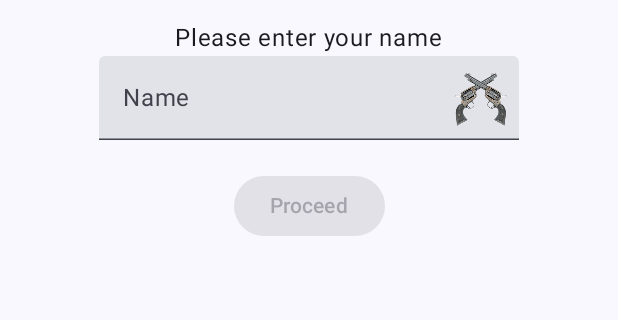
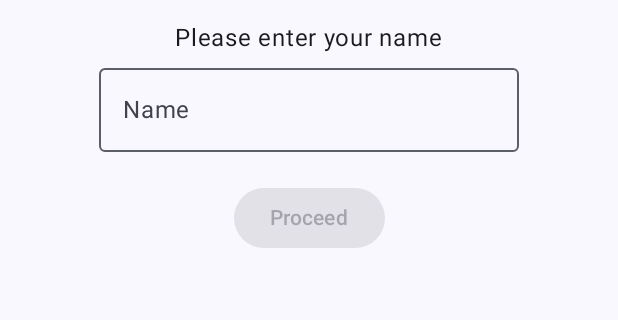
Before and after one commit to Hlebotron/bangdroid, an Android app built with Jetpack Compose: the screen it shows after launch (MainActivity), on a phone screen of 412 x 824 dp, the part 553-873 px from its top. Run offline under Robolectric (Android 15) with nearby library versions, the phone set to English and light mode, and no system bars.

Commit message:
Something
Probably added one extra allowed HTTP address, idk

```diff
--- a/app/build.gradle.kts
+++ b/app/build.gradle.kts
@@ -61,6 +61,7 @@ dependencies {
     implementation(libs.androidx.material3)
     implementation("androidx.compose.material:material-icons-extended")
     implementation("io.ktor:ktor-client-android:3.0.0")
+    implementation(libs.androidx.monitor)
     //implementation("io.ktor:ktor-client-core")
     //implementation("io.ktor:ktor-client-cio")
 
--- a/app/src/main/java/com/sasha/kablam/MainActivity.kt
+++ b/app/src/main/java/com/sasha/kablam/MainActivity.kt
@@ -1,5 +1,6 @@
 package com.sasha.kablam
 
+import android.content.res.Configuration
 import android.os.Bundle
 import android.view.inputmethod.InputConnection
 import androidx.activity.ComponentActivity
@@ -25,8 +26,14 @@ import io.ktor.client.statement.*
 //import io.ktor.client.statement.bodyAsText
 import android.os.Build
 import androidx.annotation.RequiresExtension
+import androidx.compose.animation.core.EaseInOut
+import androidx.compose.animation.core.TweenSpec
+import androidx.compose.animation.core.animateFloat
+import androidx.compose.animation.core.infiniteRepeatable
+import androidx.compose.animation.core.rememberInfiniteTransition
 import androidx.compose.foundation.clickable
 import androidx.compose.foundation.rememberScrollState
+import androidx.compose.foundation.verticalScroll
 import androidx.compose.material.icons.Icons
 import androidx.compose.material.icons.rounded.KeyboardArrowDown
 import androidx.compose.material.icons.rounded.KeyboardArrowUp
@@ -38,6 +45,7 @@ import androidx.compose.runtime.rememberCoroutineScope
 import androidx.compose.runtime.saveable.rememberSaveable
 import androidx.compose.runtime.saveable.Saver
 import androidx.compose.ui.graphics.vector.ImageVector
+import androidx.compose.ui.platform.LocalConfiguration
 import com.sasha.myapplication.ui.theme.BaseTheme
 import io.ktor.client.statement.HttpResponse
 import io.ktor.http.URLProtocol
@@ -63,6 +71,7 @@ class MainActivity : ComponentActivity() {
 @Composable
 fun Content(modifier: Modifier = Modifier) {
     val snackbarHostState = remember { SnackbarHostState() }
+    val config = LocalConfiguration.current
     Scaffold(
     	snackbarHost = {
 		SnackbarHost(hostState = snackbarHostState)
@@ -72,28 +81,81 @@ fun Content(modifier: Modifier = Modifier) {
 	val modifier = Modifier.padding(innerPadding)
 	val scope = rememberCoroutineScope()
 	var name = rememberSaveable { mutableStateOf<String?>(null) }
-	Column(modifier = modifier, verticalArrangement = Arrangement.Center) {
-	    val innerModifier = Modifier.align(Alignment.CenterHorizontally)
+	val innerModifier = Modifier//.align(Alignment.CenterHorizontally)
+	/*OrientationMatch(config = config) {
+		Title(innerModifier)
+		Column(modifier = modifier, verticalArrangement = Arrangement.Center) {
+			if (name.value != null) {
+				ServerInfo(name, snackbarHostState, modifier = innerModifier)
+			} else {
+				Registration(name, modifier = innerModifier)
+			}
+		}
+	}*/
+	/*val spinningTransition = rememberInfiniteTransition(label = "spinningTransition")
+	val degree by spinningTransition.animateFloat(
+		initialValue = 0f,
+		targetValue = 360f,
+		animationSpec = infiniteRepeatable(TweenSpec(500, easing = EaseInOut)),
+		label = "spinningTransition"
+	)*/
+	if (config.orientation == Configuration.ORIENTATION_PORTRAIT) {
+		Column(modifier = modifier.fillMaxWidth(), verticalArrangement = Arrangement.Center) {
+		    //val innerModifier = Modifier.align(Alignment.CenterHorizontally)
+		    Title(innerModifier, true)
+		    Column(modifier = modifier.fillMaxWidth().verticalScroll(rememberScrollState()), verticalArrangement = Arrangement.Center) {
+			if (name.value != null) {
+				ServerInfo(name, snackbarHostState, modifier = innerModifier)
+			} else {
+				Registration(name, modifier = innerModifier)
+			}
+		    }
+		}
+	} else {
+		Row(modifier = modifier.fillMaxHeight(), horizontalArrangement = Arrangement.Center) {
+		    //val innerModifier = Modifier.align(Alignment.CenterHorizontally)
+		    Title(innerModifier, false)
+		    Column(modifier = modifier.verticalScroll(rememberScrollState()), verticalArrangement = Arrangement.Center) {
+			if (name.value != null) {
+				ServerInfo(name, snackbarHostState, modifier = innerModifier)
+			} else {
+				Registration(name, modifier = innerModifier)
+			}
+		    }
+		}
+	}
+    }
+}
+@Composable
+fun Title(modifier: Modifier = Modifier, portrait: Boolean = true) {
+	val mod = if (portrait) {
+		modifier.fillMaxWidth()
+	} else {
+		modifier.fillMaxHeight()
+	}
+	Column(modifier = mod) {
 	    Image(
 		    painter = painterResource(R.drawable.revolver),
 		    contentDescription = null,
-		    modifier = Modifier.fillMaxWidth()
+		    modifier = Modifier.align(Alignment.CenterHorizontally)
 	    )
-    	    Text(
-	    	text = "KABLAM!",
-	    	modifier = innerModifier.paddingFromBaseline(bottom = 25.sp),
-	    	fontSize = 50.sp,
-	    	textAlign = TextAlign.Center
+	    Text(
+		text = "KABLAM!",
+		modifier = modifier.paddingFromBaseline(bottom = 25.sp).align(Alignment.CenterHorizontally),
+		fontSize = 50.sp,
+		textAlign = TextAlign.Center
 	    )
+	}
+}
+@Composable
+fun Logins(name: MutableState<String?> = mutableStateOf(null), snackbarHostState: SnackbarHostState, modifier: Modifier = Modifier) {
 	    Column(modifier = modifier, verticalArrangement = Arrangement.Center) {
 		if (name.value != null) {
-			Credentials(name, snackbarHostState, modifier = innerModifier)
+			ServerInfo(name, snackbarHostState, modifier = modifier)
 		} else {
-			Registration(name, modifier = innerModifier)
+			Registration(name, modifier = modifier)
 		}
 	    }
-	}
-    }
 }
 
 @Preview(showBackground = true)
@@ -113,8 +175,8 @@ class FieldState(var defaultMessage: String) {
 fun Registration(name: MutableState<String?>, modifier: Modifier = Modifier) {
 	Column(verticalArrangement = Arrangement.Center, modifier = modifier.fillMaxWidth()) {
 		var state = remember { FieldState("") }
-		Text(text = "Please enter your name", modifier = modifier)
-		Field("Name", state = state, modifier = modifier)
+		Text(text = "Please enter your name", modifier = modifier.align(Alignment.CenterHorizontally))
+		Field("Name", state = state, modifier = modifier.align(Alignment.CenterHorizontally))
 		Button(
 			onClick = {
 				name.value = state.text
@@ -127,21 +189,21 @@ fun Registration(name: MutableState<String?>, modifier: Modifier = Modifier) {
 				Text(content)
 			},
 			enabled = !state.error && (state.text != ""),
-			modifier = modifier
+			modifier = modifier.align(Alignment.CenterHorizontally)
 		)
 	}
 }
 @OptIn(ExperimentalMaterial3Api::class)
 @Composable
-fun Credentials(nameInput: MutableState<String?>, snackbarHostState: SnackbarHostState, modifier: Modifier = Modifier) {
+fun ServerInfo(nameInput: MutableState<String?>, snackbarHostState: SnackbarHostState, modifier: Modifier = Modifier) {
 	val name = nameInput.value
 	Column(verticalArrangement = Arrangement.Center, modifier = modifier.fillMaxWidth()) {
-		var state: FieldState = remember { FieldState("NOTE: The server accepts only HTTP requests") }
+		var state: FieldState = remember { FieldState("") }
 		val scope = rememberCoroutineScope()
 		var dropdownProtocol by remember { mutableStateOf(URLProtocol.HTTP) }
 		Text(
 			text = "Welcome, $name!",
-			modifier = modifier.paddingFromBaseline(bottom = 10.sp),
+			modifier = modifier.paddingFromBaseline(bottom = 10.sp).align(Alignment.CenterHorizontally),
 			fontSize = 25.sp,
 			textAlign = TextAlign.Center
 		)
@@ -150,7 +212,7 @@ fun Credentials(nameInput: MutableState<String?>, snackbarHostState: SnackbarHos
 			content = { Text("Change Name") },
 			modifier = Modifier.align(Alignment.CenterHorizontally).paddingFromBaseline(bottom = 100.sp)
 		)
-		Row {
+		Row(horizontalArrangement = Arrangement.Center, modifier = modifier.fillMaxWidth()) {
 			var expanded by remember { mutableStateOf(false) }
 			var dropdownText by remember { mutableStateOf("HTTP") }
 			/*var scrollState = rememberScrollState()
@@ -229,8 +291,9 @@ fun Credentials(nameInput: MutableState<String?>, snackbarHostState: SnackbarHos
 					},
 					readOnly = true,
 					modifier = Modifier
-						.width(150.dp)
-						.padding(end = 10.dp, bottom = 5.dp),
+						.width(130.dp)
+						.padding(end = 10.dp, bottom = 5.dp, top = 8.dp),
+					supportingText = { Text("NOTE: The server currently supports only HTTP") }
 				)
 				DropdownMenu (
 					expanded = expanded,
@@ -266,7 +329,7 @@ fun Credentials(nameInput: MutableState<String?>, snackbarHostState: SnackbarHos
 						valid = sanitizeIP(content, state)
 					} else {
 						state.error = false
-						state.message = "NOTE: The server accepts only HTTP requests"
+						state.message = state.defaultMessage
 					}
 				},
 			)
@@ -275,7 +338,7 @@ fun Credentials(nameInput: MutableState<String?>, snackbarHostState: SnackbarHos
 			onClick = {
 				scope.launch {
 					try {
-						val body: String = Connection().connect(state.text, dropdownProtocol)
+						val body: String = Connection().connect(state.text, dropdownProtocol, nameInput.value!!)
 						snackbarHostState.showSnackbar(message = "$body")
 					} catch (e: Exception) {
 						snackbarHostState.showSnackbar(message = "$e")
@@ -303,34 +366,35 @@ fun Field (
 	},
 	modifier: Modifier = Modifier
 ) {
-	TextField (
+	OutlinedTextField (
 		value = state.text,
 		onValueChange = { value -> state.text = value; validation(value, state) },
 		label = { Text(label) },
-		trailingIcon = {
+		/*trailingIcon = {
 			Image(
 				painter = painterResource(R.drawable.revolver),
 				contentDescription = null,
 				modifier = Modifier
 					.size(50.dp)
 			)
-		},
+		},*/
 		isError = state.error,
 		singleLine = true,
 		supportingText = {
 			Text(state.message)
 		},
-		modifier = modifier
+		modifier = modifier.padding(top = 0.dp)
 	)
 }
 class Connection() {
 	private val client = HttpClient()
-	suspend fun connect(address: String, urlProtocol: URLProtocol): String {
-		val response: HttpResponse = client.get{
+	suspend fun connect(address: String, urlProtocol: URLProtocol, name: String): String {
+		val response: HttpResponse = client.post{
 			url {
 				protocol = urlProtocol
 				host = "$address"
 				path("android")
+				setBody(name)
 			}
 		}
 		//println(response.status)
@@ -369,7 +433,30 @@ fun sanitizeIP(input: String, state: FieldState): Boolean {
 		state.message = "Not a valid IP address"
 	} else {
 		state.error = false
-		state.message = "NOTE: The server accepts only HTTP requests"
+		state.message = state.defaultMessage
 	}
 	return valid
 }
+@Composable
+fun OrientationMatch(config: Configuration, modifier: Modifier = Modifier, composables: @Composable () -> Unit) {
+	when (config.orientation) {
+		Configuration.ORIENTATION_PORTRAIT -> {
+			Column(
+				verticalArrangement = Arrangement.Center,
+				modifier = modifier
+			) {
+				composables
+				Text("portrait", modifier = Modifier.padding(top = 200.dp))
+			}
+		}
+		else -> {
+			Row(
+				horizontalArrangement = Arrangement.Center,
+				modifier = modifier
+			) {
+				composables
+				Text("landscape", modifier = Modifier.padding(top = 200.dp))
+			}
+		}
+	}
+}
--- a/app/src/main/res/xml/network_security_config.xml
+++ b/app/src/main/res/xml/network_security_config.xml
@@ -2,5 +2,6 @@
 <network-security-config>
     <domain-config cleartextTrafficPermitted="true">
         <domain includeSubdomains="true">192.168.1.170</domain>
+        <domain includeSubdomains="true">192.168.64.205</domain>
     </domain-config>
 </network-security-config>
--- a/gradle/libs.versions.toml
+++ b/gradle/libs.versions.toml
@@ -8,6 +8,7 @@ espressoCore = "3.6.1"
 lifecycleRuntimeKtx = "2.8.6"
 activityCompose = "1.8.0"
 composeBom = "2023.08.00"
+monitor = "1.7.2"
 
 [libraries]
 androidx-core-ktx = { group = "androidx.core", name = "core-ktx", version.ref = "coreKtx" }
@@ -24,6 +25,7 @@ androidx-ui-tooling-preview = { group = "androidx.compose.ui", name = "ui-toolin
 androidx-ui-test-manifest = { group = "androidx.compose.ui", name = "ui-test-manifest" }
 androidx-ui-test-junit4 = { group = "androidx.compose.ui", name = "ui-test-junit4" }
 androidx-material3 = { group = "androidx.compose.material3", name = "material3" }
+androidx-monitor = { group = "androidx.test", name = "monitor", version.ref = "monitor" }
 
 [plugins]
 android-application = { id = "com.android.application", version.ref = "agp" }
```
